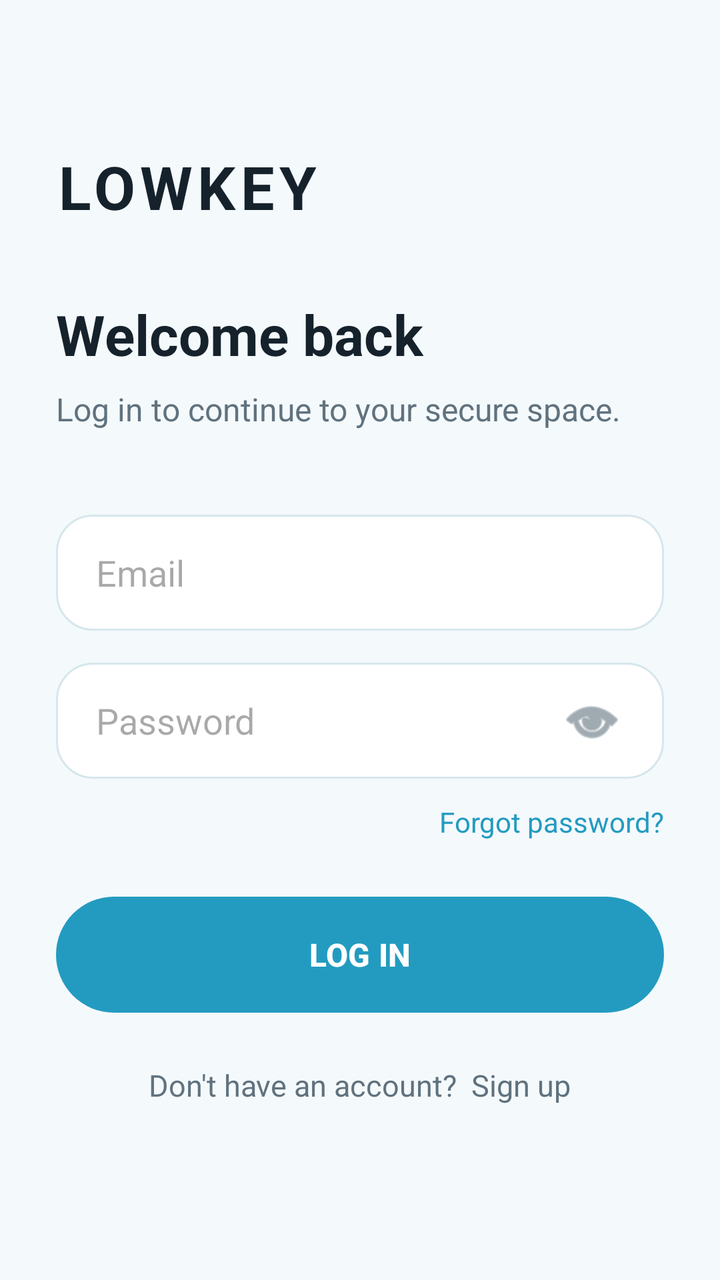
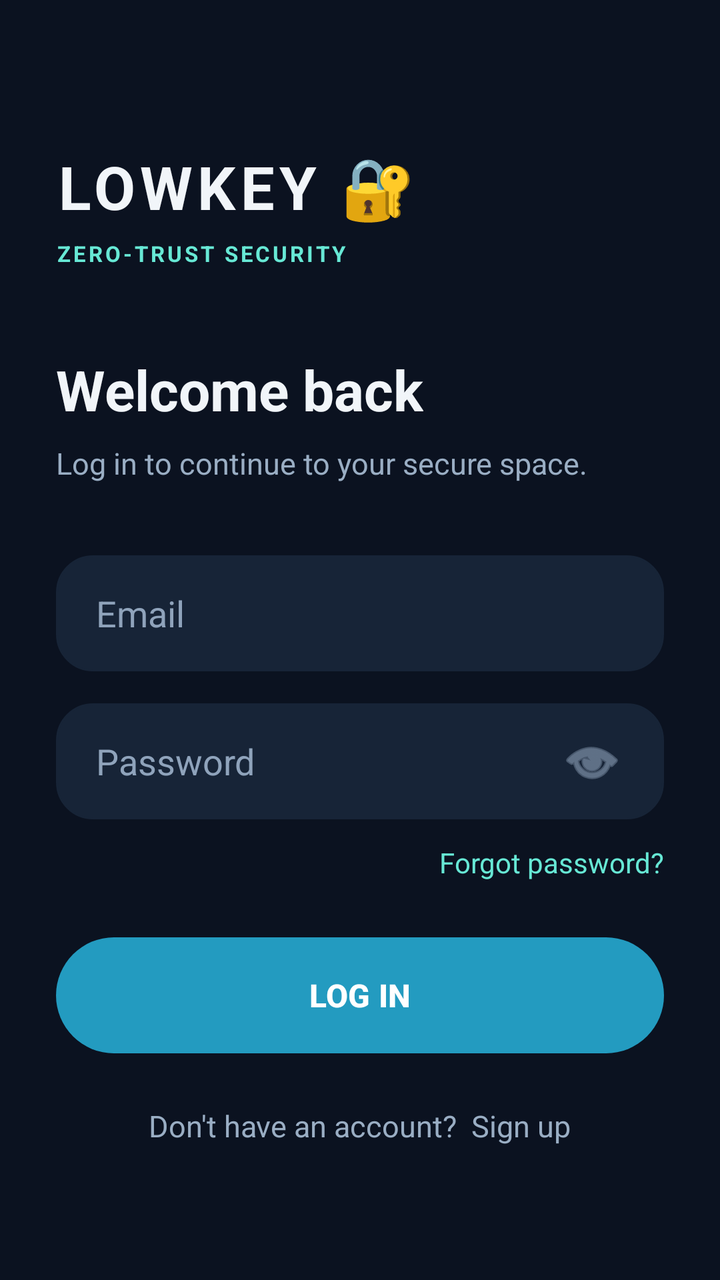

Before-and-after screenshots of an Android layout around one commit, followed by the original layout XML and the change that was made.
<!-- AndroidManifest.xml: application theme Theme.Lowkey -->
<!-- res/layout/activity_login.xml -->
<?xml version="1.0" encoding="utf-8"?>
<ScrollView
    xmlns:android="http://schemas.android.com/apk/res/android"
    xmlns:app="http://schemas.android.com/apk/res-auto"
    android:layout_width="match_parent"
    android:layout_height="match_parent"
    android:background="@color/screen_background"
    android:fillViewport="true">

    <LinearLayout
        android:layout_width="match_parent"
        android:layout_height="wrap_content"
        android:orientation="vertical"
        android:padding="28dp">

        <TextView
            android:layout_width="wrap_content"
            android:layout_height="wrap_content"
            android:layout_marginTop="45dp"
            android:text="LOWKEY"
            android:textColor="@color/primary_text"
            android:textSize="30sp"
            android:textStyle="bold"
            android:letterSpacing="0.08" />

        <TextView
            android:layout_width="wrap_content"
            android:layout_height="wrap_content"
            android:layout_marginTop="35dp"
            android:text="Welcome back"
            android:textColor="@color/primary_text"
            android:textSize="28sp"
            android:textStyle="bold" />

        <TextView
            android:layout_width="wrap_content"
            android:layout_height="wrap_content"
            android:layout_marginTop="8dp"
            android:text="Log in to continue to your secure space."
            android:textColor="@color/secondary_text"
            android:textSize="16sp" />

        <EditText
            android:id="@+id/etLoginEmail"
            android:layout_width="match_parent"
            android:layout_height="58dp"
            android:layout_marginTop="42dp"
            android:background="@drawable/bg_input"
            android:hint="Email"
            android:textColor="@color/primary_text"
            android:paddingStart="20dp"
            android:paddingEnd="20dp"
            android:inputType="textEmailAddress" />

        <EditText
            android:id="@+id/etLoginPassword"
            android:layout_width="match_parent"
            android:layout_height="58dp"
            android:layout_marginTop="16dp"
            android:background="@drawable/bg_input"
            android:hint="Password"
            android:textColor="@color/primary_text"
            android:paddingStart="20dp"
            android:paddingEnd="20dp"
            android:inputType="textPassword"
            android:drawableEnd="@android:drawable/ic_menu_view"
            android:drawableTint="@color/secondary_text"
            android:clickable="true"
            android:focusable="true" />

        <TextView
            android:id="@+id/tvForgotPassword"
            android:layout_width="wrap_content"
            android:layout_height="wrap_content"
            android:layout_gravity="end"
            android:layout_marginTop="12dp"
            android:text="Forgot password?"
            android:textColor="@color/accent_blue"
            android:textSize="14sp" />

        <Button
            android:id="@+id/btnLoginSubmit"
            android:layout_width="match_parent"
            android:layout_height="58dp"
            android:layout_marginTop="28dp"
            android:background="@drawable/bg_primary_button"
            android:text="LOG IN"
            android:textColor="@color/button_text"
            android:textSize="16sp"
            android:textStyle="bold" />

        <TextView
            android:id="@+id/tvGoSignup"
            android:layout_width="wrap_content"
            android:layout_height="wrap_content"
            android:layout_gravity="center_horizontal"
            android:layout_marginTop="26dp"
            android:text="Don't have an account?  Sign up"
            android:textColor="@color/secondary_text"
            android:textSize="15sp" />

    </LinearLayout>

</ScrollView>
<!-- resources referenced by this layout -->
<resources>
  <color name="accent_blue">#239BC0</color>
  <color name="button_text">#FFFFFF</color>
  <color name="primary_text">#16222B</color>
  <color name="screen_background">#F4F9FC</color>
  <color name="secondary_text">#60727E</color>
  <!-- drawable bg_input (drawable) -->
  <?xml version="1.0" encoding="utf-8"?>
  <shape xmlns:android="http://schemas.android.com/apk/res/android"
      android:shape="rectangle">
  
      <solid android:color="#FFFFFF" />
  
      <stroke
          android:width="1dp"
          android:color="#D6E7ED" />
  
      <corners android:radius="18dp" />
  
  </shape>
  <!-- drawable bg_primary_button (drawable) -->
  <?xml version="1.0" encoding="utf-8"?>
  <shape xmlns:android="http://schemas.android.com/apk/res/android"
      android:shape="rectangle">
  
      <solid android:color="@color/accent_blue" />
  
      <corners android:radius="30dp" />
  
  </shape>
  <style name="Theme.Lowkey" parent="Base.Theme.Lowkey" />
  <style name="Base.Theme.Lowkey" parent="Theme.Material3.DayNight.NoActionBar">
  
          
          <item name="android:windowBackground">@color/screen_background</item>
          <item name="android:colorBackground">@color/screen_background</item>
  
          
          <item name="android:statusBarColor">@color/screen_background</item>
          <item name="android:navigationBarColor">@color/screen_background</item>
  
          
          <item name="android:windowLightStatusBar">false</item>
          <item name="android:windowLightNavigationBar">false</item>
  
          
          <item name="colorPrimary">@color/accent_blue</item>
          <item name="colorSecondary">@color/accent_blue</item>
  
          
          <item name="colorSurface">@color/button_secondary</item>
          <item name="colorSurfaceVariant">@color/button_secondary</item>
  
      </style>
  <color name="button_secondary">#E5F3F8</color>
</resources>

<!-- the commit's change to res/layout/activity_login.xml (unified diff, before → after) -->
@@ -4,7 +4,7 @@
     xmlns:app="http://schemas.android.com/apk/res-auto"
     android:layout_width="match_parent"
     android:layout_height="match_parent"
-    android:background="@color/screen_background"
+    android:background="#0B1220"
     android:fillViewport="true">
 
     <LinearLayout
@@ -17,8 +17,8 @@
             android:layout_width="wrap_content"
             android:layout_height="wrap_content"
             android:layout_marginTop="45dp"
-            android:text="LOWKEY"
-            android:textColor="@color/primary_text"
+            android:text="LOWKEY 🔐"
+            android:textColor="#F1F5F9"
             android:textSize="30sp"
             android:textStyle="bold"
             android:letterSpacing="0.08" />
@@ -26,9 +26,19 @@
         <TextView
             android:layout_width="wrap_content"
             android:layout_height="wrap_content"
-            android:layout_marginTop="35dp"
+            android:layout_marginTop="6dp"
+            android:text="ZERO-TRUST SECURITY"
+            android:textColor="#67E8D5"
+            android:textSize="11sp"
+            android:letterSpacing="0.12"
+            android:textStyle="bold" />
+
+        <TextView
+            android:layout_width="wrap_content"
+            android:layout_height="wrap_content"
+            android:layout_marginTop="42dp"
             android:text="Welcome back"
-            android:textColor="@color/primary_text"
+            android:textColor="#F1F5F9"
             android:textSize="28sp"
             android:textStyle="bold" />
 
@@ -37,20 +47,23 @@
             android:layout_height="wrap_content"
             android:layout_marginTop="8dp"
             android:text="Log in to continue to your secure space."
-            android:textColor="@color/secondary_text"
-            android:textSize="16sp" />
+            android:textColor="#9AAEC4"
+            android:textSize="15sp" />
 
         <EditText
             android:id="@+id/etLoginEmail"
             android:layout_width="match_parent"
             android:layout_height="58dp"
-            android:layout_marginTop="42dp"
+            android:layout_marginTop="36dp"
             android:background="@drawable/bg_input"
+            android:backgroundTint="#172437"
             android:hint="Email"
-            android:textColor="@color/primary_text"
+            android:textColor="#F1F5F9"
+            android:textColorHint="#8FA3BB"
             android:paddingStart="20dp"
             android:paddingEnd="20dp"
-            android:inputType="textEmailAddress" />
+            android:inputType="textEmailAddress"
+            android:singleLine="true" />
 
         <EditText
             android:id="@+id/etLoginPassword"
@@ -58,15 +71,18 @@
             android:layout_height="58dp"
             android:layout_marginTop="16dp"
             android:background="@drawable/bg_input"
+            android:backgroundTint="#172437"
             android:hint="Password"
-            android:textColor="@color/primary_text"
+            android:textColor="#F1F5F9"
+            android:textColorHint="#8FA3BB"
             android:paddingStart="20dp"
             android:paddingEnd="20dp"
             android:inputType="textPassword"
             android:drawableEnd="@android:drawable/ic_menu_view"
-            android:drawableTint="@color/secondary_text"
+            android:drawableTint="#8FA3BB"
             android:clickable="true"
-            android:focusable="true" />
+            android:focusable="true"
+            android:singleLine="true" />
 
         <TextView
             android:id="@+id/tvForgotPassword"
@@ -75,8 +91,10 @@
             android:layout_gravity="end"
             android:layout_marginTop="12dp"
             android:text="Forgot password?"
-            android:textColor="@color/accent_blue"
-            android:textSize="14sp" />
+            android:textColor="#67E8D5"
+            android:textSize="14sp"
+            android:clickable="true"
+            android:focusable="true" />
 
         <Button
             android:id="@+id/btnLoginSubmit"
@@ -87,7 +105,8 @@
             android:text="LOG IN"
             android:textColor="@color/button_text"
             android:textSize="16sp"
-            android:textStyle="bold" />
+            android:textStyle="bold"
+            android:stateListAnimator="@null" />
 
         <TextView
             android:id="@+id/tvGoSignup"
@@ -96,8 +115,10 @@
             android:layout_gravity="center_horizontal"
             android:layout_marginTop="26dp"
             android:text="Don't have an account?  Sign up"
-            android:textColor="@color/secondary_text"
-            android:textSize="15sp" />
+            android:textColor="#9AAEC4"
+            android:textSize="15sp"
+            android:clickable="true"
+            android:focusable="true" />
 
     </LinearLayout>
 
<!-- resource entries referenced after the edit -->
@@ -2,9 +2,7 @@
 <resources>
   <color name="accent_blue">#239BC0</color>
   <color name="button_text">#FFFFFF</color>
-  <color name="primary_text">#16222B</color>
   <color name="screen_background">#F4F9FC</color>
-  <color name="secondary_text">#60727E</color>
   <!-- drawable bg_input (drawable) -->
   <?xml version="1.0" encoding="utf-8"?>
   <shape xmlns:android="http://schemas.android.com/apk/res/android"
